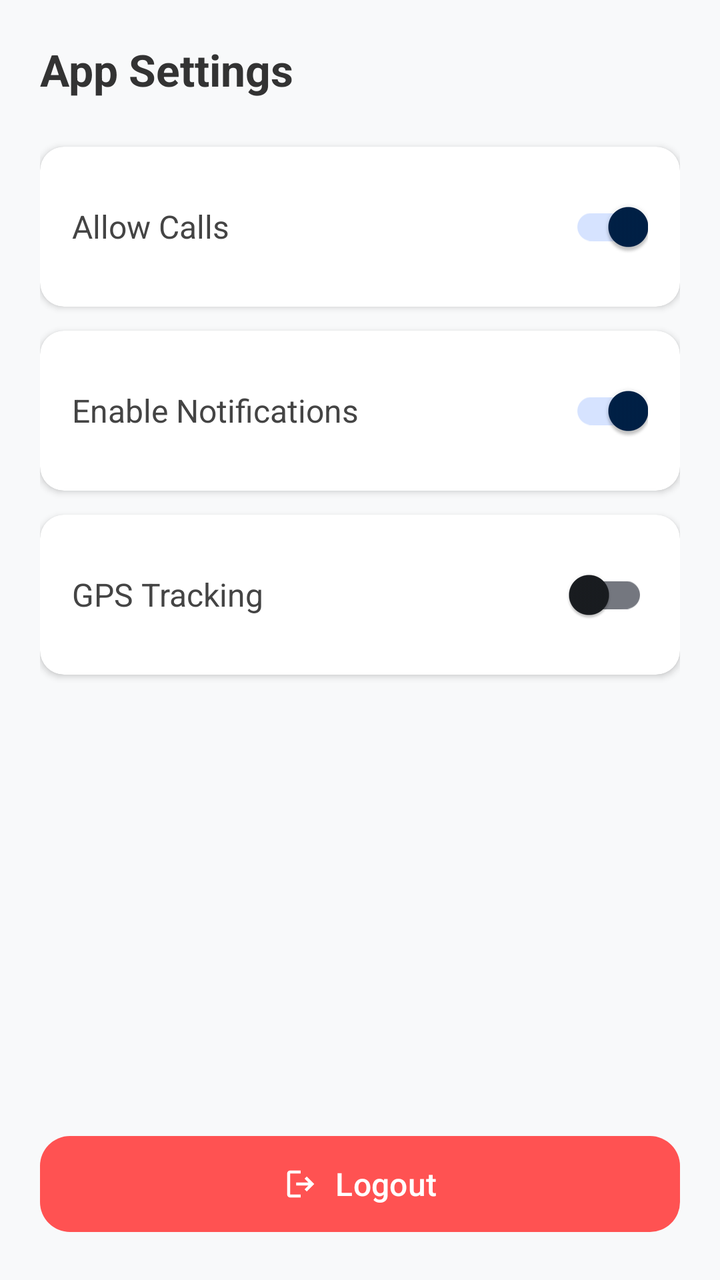
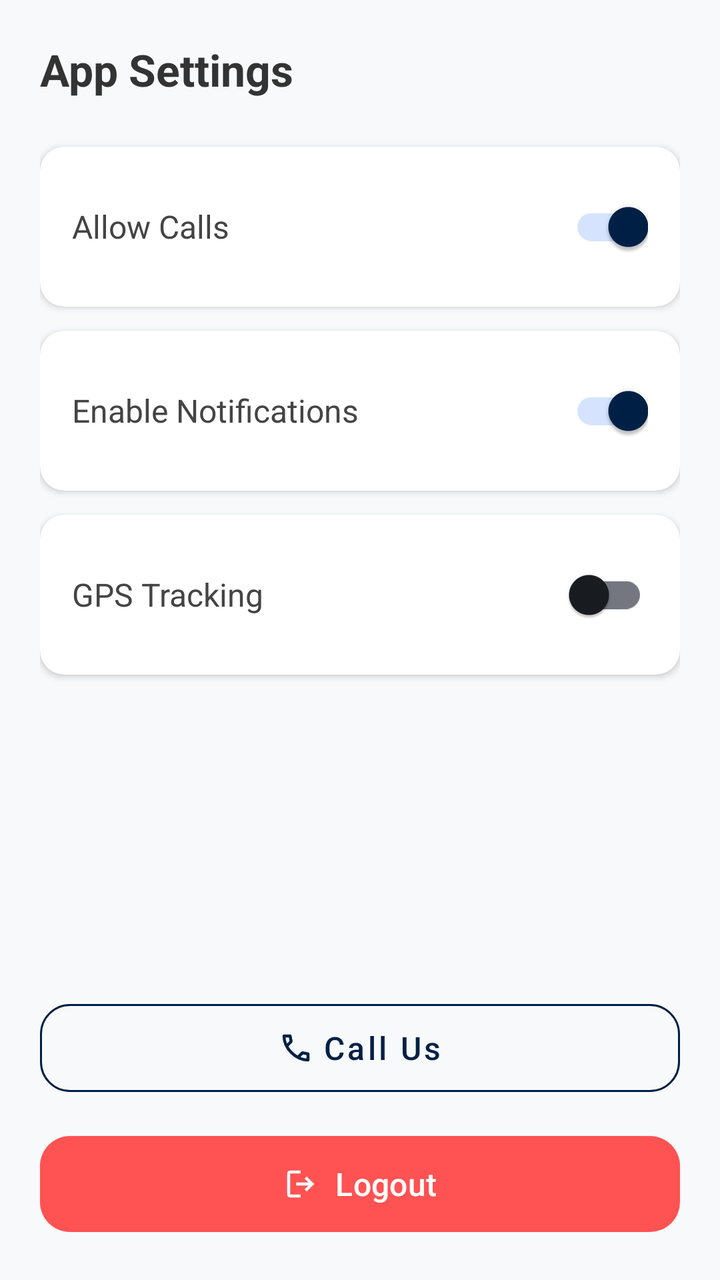

The first picture is an Android layout as it rendered before a commit; the second is the same layout after the commit. The layout source and the unified diff follow.
<!-- AndroidManifest.xml: application theme Theme.Evora -->
<!-- res/layout/fragment_settings.xml -->
<?xml version="1.0" encoding="utf-8"?>
<androidx.constraintlayout.widget.ConstraintLayout xmlns:android="http://schemas.android.com/apk/res/android"
    xmlns:app="http://schemas.android.com/apk/res-auto"
    xmlns:tools="http://schemas.android.com/tools"
    android:layout_width="match_parent"
    android:layout_height="match_parent"
    android:background="#F8F9FA"
    tools:context=".fragment.SettingsFragment">

    <ScrollView
        android:layout_width="match_parent"
        android:layout_height="0dp"
        app:layout_constraintBottom_toTopOf="@+id/logout_container"
        app:layout_constraintTop_toTopOf="parent">

        <LinearLayout
            android:layout_width="match_parent"
            android:layout_height="wrap_content"
            android:orientation="vertical"
            android:padding="20dp">

            <TextView
                android:layout_width="wrap_content"
                android:layout_height="wrap_content"
                android:text="App Settings"
                android:textSize="22sp"
                android:textStyle="bold"
                android:textColor="#333333"
                android:layout_marginBottom="24dp"/>

            <androidx.cardview.widget.CardView
                android:layout_width="match_parent"
                android:layout_height="wrap_content"
                app:cardCornerRadius="12dp"
                android:layout_marginBottom="12dp"
                app:cardElevation="2dp">

                <LinearLayout
                    android:layout_width="match_parent"
                    android:layout_height="wrap_content"
                    android:gravity="center_vertical"
                    android:padding="16dp"
                    android:orientation="horizontal">

                    <TextView
                        android:layout_width="0dp"
                        android:layout_weight="1"
                        android:layout_height="wrap_content"
                        android:text="Allow Calls"
                        android:textSize="16sp"
                        android:textColor="#444444"/>

                    <androidx.appcompat.widget.SwitchCompat
                        android:id="@+id/switch_calls"
                        android:layout_width="wrap_content"
                        android:layout_height="wrap_content"
                        android:checked="true"/>
                </LinearLayout>
            </androidx.cardview.widget.CardView>

            <androidx.cardview.widget.CardView
                android:layout_width="match_parent"
                android:layout_height="wrap_content"
                app:cardCornerRadius="12dp"
                android:layout_marginBottom="12dp"
                app:cardElevation="2dp">

                <LinearLayout
                    android:layout_width="match_parent"
                    android:layout_height="wrap_content"
                    android:gravity="center_vertical"
                    android:padding="16dp"
                    android:orientation="horizontal">

                    <TextView
                        android:layout_width="0dp"
                        android:layout_weight="1"
                        android:layout_height="wrap_content"
                        android:text="Enable Notifications"
                        android:textSize="16sp"
                        android:textColor="#444444"/>

                    <androidx.appcompat.widget.SwitchCompat
                        android:id="@+id/switch_notifications"
                        android:layout_width="wrap_content"
                        android:layout_height="wrap_content"
                        android:checked="true"/>
                </LinearLayout>
            </androidx.cardview.widget.CardView>

            <androidx.cardview.widget.CardView
                android:layout_width="match_parent"
                android:layout_height="wrap_content"
                app:cardCornerRadius="12dp"
                android:layout_marginBottom="12dp"
                app:cardElevation="2dp">

                <LinearLayout
                    android:layout_width="match_parent"
                    android:layout_height="wrap_content"
                    android:gravity="center_vertical"
                    android:padding="16dp"
                    android:orientation="horizontal">

                    <TextView
                        android:layout_width="0dp"
                        android:layout_weight="1"
                        android:layout_height="wrap_content"
                        android:text="GPS Tracking"
                        android:textSize="16sp"
                        android:textColor="#444444"/>

                    <androidx.appcompat.widget.SwitchCompat
                        android:id="@+id/switch_gps"
                        android:layout_width="wrap_content"
                        android:layout_height="wrap_content"/>
                </LinearLayout>
            </androidx.cardview.widget.CardView>

        </LinearLayout>
    </ScrollView>

    <LinearLayout
        android:id="@+id/logout_container"
        android:layout_width="match_parent"
        android:layout_height="wrap_content"
        android:padding="20dp"
        app:layout_constraintBottom_toBottomOf="parent">

        <com.google.android.material.button.MaterialButton
            android:id="@+id/btn_logout"
            android:layout_width="match_parent"
            android:layout_height="56dp"
            android:text="Logout"
            android:textColor="#fff"
            android:textAllCaps="false"
            android:textSize="16sp"
            app:backgroundTint="#FF5252"
            app:cornerRadius="15dp"
            app:icon="@drawable/logout"
            app:iconGravity="textStart"/>
    </LinearLayout>

</androidx.constraintlayout.widget.ConstraintLayout>
<!-- resources referenced by this layout -->
<resources>
  <!-- drawable logout (drawable) -->
  <vector xmlns:android="http://schemas.android.com/apk/res/android"
      android:width="24dp"
      android:height="24dp"
      android:viewportWidth="960"
      android:viewportHeight="960">
    <path
        android:pathData="M200,840q-33,0 -56.5,-23.5T120,760v-560q0,-33 23.5,-56.5T200,120h280v80L200,200v560h280v80L200,840ZM640,680 L585,622 687,520L360,520v-80h327L585,338l55,-58 200,200 -200,200Z"
        android:fillColor="#e3e3e3"/>
  </vector>
  <color name="md_theme_primary">#002046</color>
  <color name="md_theme_onPrimary">#FFFFFF</color>
  <color name="md_theme_primaryContainer">#D6E3FF</color>
  <color name="md_theme_onPrimaryContainer">#264777</color>
  <color name="md_theme_secondary">#555F71</color>
  <color name="md_theme_onSecondary">#FFFFFF</color>
  <color name="md_theme_secondaryContainer">#D9E3F9</color>
  <color name="md_theme_onSecondaryContainer">#3E4758</color>
  <color name="md_theme_tertiary">#6F5675</color>
  <color name="md_theme_onTertiary">#FFFFFF</color>
  <color name="md_theme_tertiaryContainer">#F9D8FE</color>
  <color name="md_theme_onTertiaryContainer">#563E5C</color>
  <color name="md_theme_error">#BA1A1A</color>
  <color name="md_theme_onError">#FFFFFF</color>
  <color name="md_theme_errorContainer">#FFDAD6</color>
  <color name="md_theme_onErrorContainer">#93000A</color>
  <color name="md_theme_background">#F9F9FF</color>
  <color name="md_theme_onBackground">#191C20</color>
  <color name="md_theme_surface">#F9F9FF</color>
  <color name="md_theme_onSurface">#191C20</color>
  <color name="md_theme_surfaceVariant">#E0E2EC</color>
  <color name="md_theme_onSurfaceVariant">#44474E</color>
  <color name="md_theme_outline">#74777F</color>
  <color name="md_theme_outlineVariant">#C4C6CF</color>
  <color name="md_theme_inverseSurface">#2E3036</color>
  <color name="md_theme_inverseOnSurface">#F0F0F7</color>
  <color name="md_theme_inversePrimary">#A9C7FF</color>
  <color name="md_theme_primaryFixed">#D6E3FF</color>
  <color name="md_theme_onPrimaryFixed">#001B3D</color>
  <color name="md_theme_primaryFixedDim">#A9C7FF</color>
  <color name="md_theme_onPrimaryFixedVariant">#264777</color>
  <color name="md_theme_secondaryFixed">#D9E3F9</color>
  <color name="md_theme_onSecondaryFixed">#121C2B</color>
  <color name="md_theme_secondaryFixedDim">#BDC7DC</color>
  <color name="md_theme_onSecondaryFixedVariant">#3E4758</color>
  <color name="md_theme_tertiaryFixed">#F9D8FE</color>
  <color name="md_theme_onTertiaryFixed">#28132F</color>
  <color name="md_theme_tertiaryFixedDim">#DCBCE1</color>
  <color name="md_theme_onTertiaryFixedVariant">#563E5C</color>
  <color name="md_theme_surfaceDim">#D9D9E0</color>
  <color name="md_theme_surfaceBright">#F9F9FF</color>
  <color name="md_theme_surfaceContainerLowest">#FFFFFF</color>
  <color name="md_theme_surfaceContainerLow">#F3F3FA</color>
  <color name="md_theme_surfaceContainer">#EDEDF4</color>
  <color name="md_theme_surfaceContainerHigh">#E7E8EE</color>
  <color name="md_theme_surfaceContainerHighest">#E2E2E9</color>
  <!-- unchanged entries left out for length: 1 -->
</resources>

<!-- the commit's change to res/layout/fragment_settings.xml (unified diff, before → after) -->
@@ -124,8 +124,24 @@
         android:id="@+id/logout_container"
         android:layout_width="match_parent"
         android:layout_height="wrap_content"
+        android:orientation="vertical"
         android:padding="20dp"
         app:layout_constraintBottom_toBottomOf="parent">
+
+        <com.google.android.material.button.MaterialButton
+            android:id="@+id/btn_call_us"
+            android:layout_width="match_parent"
+            android:layout_height="56dp"
+            android:layout_marginBottom="12dp"
+            android:text="Call Us"
+            android:textColor="?attr/colorPrimary"
+            android:textAllCaps="false"
+            android:textSize="16sp"
+            style="@style/Widget.MaterialComponents.Button.OutlinedButton"
+            app:strokeColor="?attr/colorPrimary"
+            app:cornerRadius="15dp"
+            app:icon="@drawable/call"
+            app:iconGravity="textStart"/>
 
         <com.google.android.material.button.MaterialButton
             android:id="@+id/btn_logout"
<!-- resource entries referenced after the edit -->
@@ -1,5 +1,15 @@
 <!-- resources referenced by this layout -->
 <resources>
+  <!-- drawable call (drawable) -->
+  <vector xmlns:android="http://schemas.android.com/apk/res/android"
+      android:width="24dp"
+      android:height="24dp"
+      android:viewportWidth="960"
+      android:viewportHeight="960">
+    <path
+        android:pathData="M798,840q-125,0 -247,-54.5T329,631Q229,531 174.5,409T120,162q0,-18 12,-30t30,-12h162q14,0 25,9.5t13,22.5l26,140q2,16 -1,27t-11,19l-97,98q20,37 47.5,71.5T387,574q31,31 65,57.5t72,48.5l94,-94q9,-9 23.5,-13.5T670,570l138,28q14,4 23,14.5t9,23.5v162q0,18 -12,30t-30,12ZM241,360l66,-66 -17,-94h-89q5,41 14,81t26,79ZM599,718q39,17 79.5,27t81.5,13v-88l-94,-19 -67,67ZM241,360ZM599,718Z"
+        android:fillColor="#FFFFFF"/>
+  </vector>
   <!-- drawable logout (drawable) -->
   <vector xmlns:android="http://schemas.android.com/apk/res/android"
       android:width="24dp"
